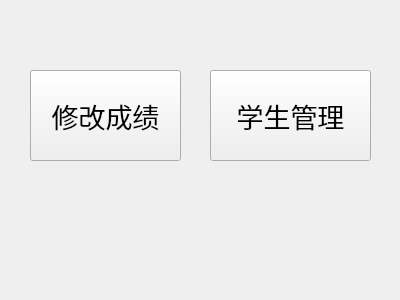
This is source/administer.ui in Sodataco/exam-system as Qt 5 draws it before an edit. The edited form follows.
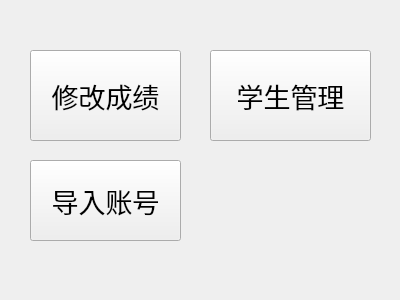
This is the edited form.

Patch:
```diff
--- a/source/administer.ui
+++ b/source/administer.ui
@@ -18,11 +18,11 @@
   <property name="windowTitle">
    <string>Form</string>
   </property>
-  <widget class="QPushButton" name="pushButton">
+  <widget class="QPushButton" name="chagegrade">
    <property name="geometry">
     <rect>
      <x>30</x>
-     <y>70</y>
+     <y>50</y>
      <width>151</width>
      <height>91</height>
     </rect>
@@ -35,7 +35,7 @@
    <property name="geometry">
     <rect>
      <x>210</x>
-     <y>70</y>
+     <y>50</y>
      <width>161</width>
      <height>91</height>
     </rect>
@@ -44,6 +44,19 @@
     <string>学生管理</string>
    </property>
   </widget>
+  <widget class="QPushButton" name="pushButton">
+   <property name="geometry">
+    <rect>
+     <x>30</x>
+     <y>160</y>
+     <width>151</width>
+     <height>81</height>
+    </rect>
+   </property>
+   <property name="text">
+    <string>导入账号</string>
+   </property>
+  </widget>
  </widget>
  <resources/>
  <connections/>
```
Left out of the diff: 2 changed lines with no effect on the pictures.
